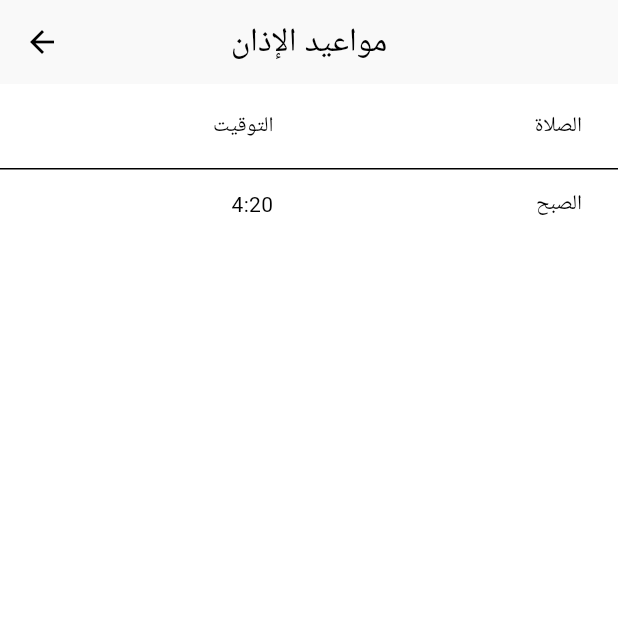
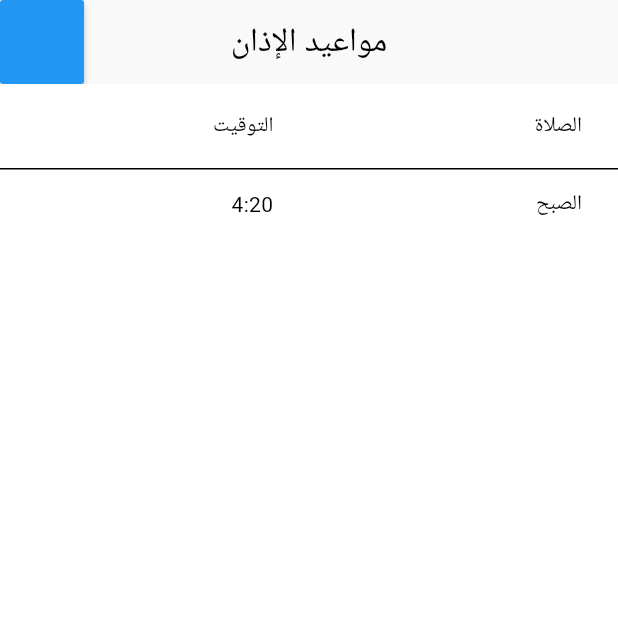
Before and after one commit to Modather-ali/khushu, a Flutter app: the AzanTimesScreen screen opened directly, on a phone screen of 412 x 824 dp, the top half of it. Run offline on Flutter 3.47's test engine with Material 2 defaults, Android fonts, the phone set to English and light mode, and no system bars; our stand-ins replace flutter_speed_dial, flutter_svg, geolocator, google_maps_flutter, vibration; missing offline and left inert: circular_menu, flutter_islamic_icons, flutter_qiblah, odometer; network calls fail; Roboto replaces fonts that are missing (Tajawal).

Commit message:
new update

```diff
--- a/lib/screens/azan_times_screen.dart
+++ b/lib/screens/azan_times_screen.dart
@@ -1,15 +1,52 @@
+import 'dart:developer';
+
 import 'package:flutter/material.dart';
 
+import '../services/services.dart';
+
+import 'dart:convert';
+import 'package:http/http.dart' as http;
+import 'package:http/http.dart';
+
 class AzanTimesScreen extends StatelessWidget {
-  const AzanTimesScreen({super.key});
+  AzanTimesScreen({super.key});
+  final Services _services = Services();
+  getPrayerTimes() async {
+    Uri uri = Uri.parse(
+        //'http://api.aladhan.com/v1/calendarByCity/2017/4?city=London&country=United Kingdom&method=2',
+        'http://api.aladhan.com/v1/calendar/2023/5?longitude=9.70421229999999&latitude=51.509648');
+    Response response = await http.get(
+      uri,
+      // headers: {
+      //   "longitude": "9.70421229999999",
+      //   "latitude": "51.509648",
+
+      //   //"197.252.201.127",
+      // },
+    );
+    var data = json.decode(response.body);
+    log(data.toString());
+    log(response.statusCode.toString());
+  }
 
   @override
   Widget build(BuildContext context) {
     return Scaffold(
       appBar: AppBar(
         title: const Text('مواعيد الإذان'),
+        leading: MaterialButton(
+          onPressed: () {
+            // _services.getPrayerTimes();
+            print('My Prayer Times');
+            getPrayerTimes();
+          },
+          color: Colors.blue,
         ),
-      body: ListView(
+      ),
+      body: FutureBuilder(
+          future: _services.getPrayerTimes(),
+          builder: (context, AsyncSnapshot snapshot) {
+            return ListView(
               children: [
                 Directionality(
                   textDirection: TextDirection.rtl,
@@ -27,7 +64,8 @@ class AzanTimesScreen extends StatelessWidget {
                   ),
                 ),
               ],
-      ),
+            );
+          }),
     );
   }
 }
--- a/lib/screens/main_screen.dart
+++ b/lib/screens/main_screen.dart
@@ -83,7 +83,7 @@ class _MainScreenState extends State<MainScreen> {
         index: _screenIndex,
         children: [
           const AzkarScreen(),
-          const AzanTimesScreen(),
+          AzanTimesScreen(),
           QiblaScreen(),
           const SebhaScreen(),
         ],
--- a/lib/services/services.dart
+++ b/lib/services/services.dart
@@ -1,5 +1,9 @@
+import 'dart:developer';
+
 import 'package:flutter/services.dart' show rootBundle;
 import 'dart:convert';
+import 'package:http/http.dart' as http;
+import 'package:http/http.dart';
 
 class Services {
   Future<List> loadAzkarData() async {
@@ -8,4 +12,13 @@ class Services {
     // print(jsonResult);
     return jsonResult["rows"];
   }
+
+  getPrayerTimes() async {
+    Uri uri = Uri.parse('http://www.islamicfinder.us/index.php/api/');
+    Response response =
+        await http.get(uri, headers: {"user_ip": "197.252.201.127"});
+    var data = json.decode(response.body);
+    log(data);
+    log(response.statusCode.toString());
+  }
 }
--- a/pubspec.yaml
+++ b/pubspec.yaml
@@ -43,6 +43,7 @@ dependencies:
   odometer: ^3.0.0
   flutter_islamic_icons: ^1.0.2
   flutter_speed_dial: ^6.2.0
+  http: ^0.13.5
 
 dev_dependencies:
   flutter_test:
```
Also changed, not shown: pubspec.lock. Lines whose indentation alone changed are shown as unchanged.
